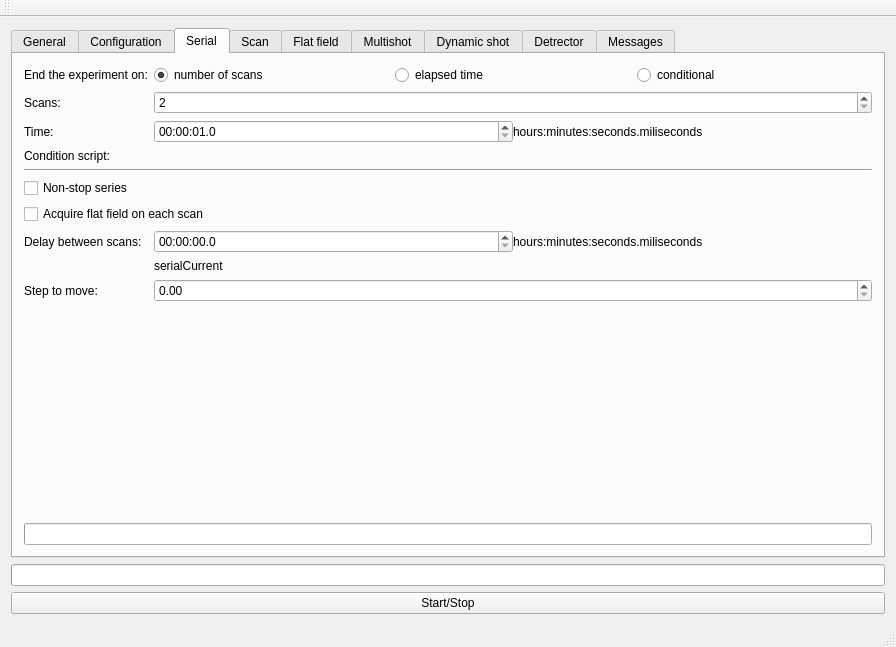
Qt form ctgui_mainwindow.ui (AustralianSynchrotron/ctgui) before a commit.
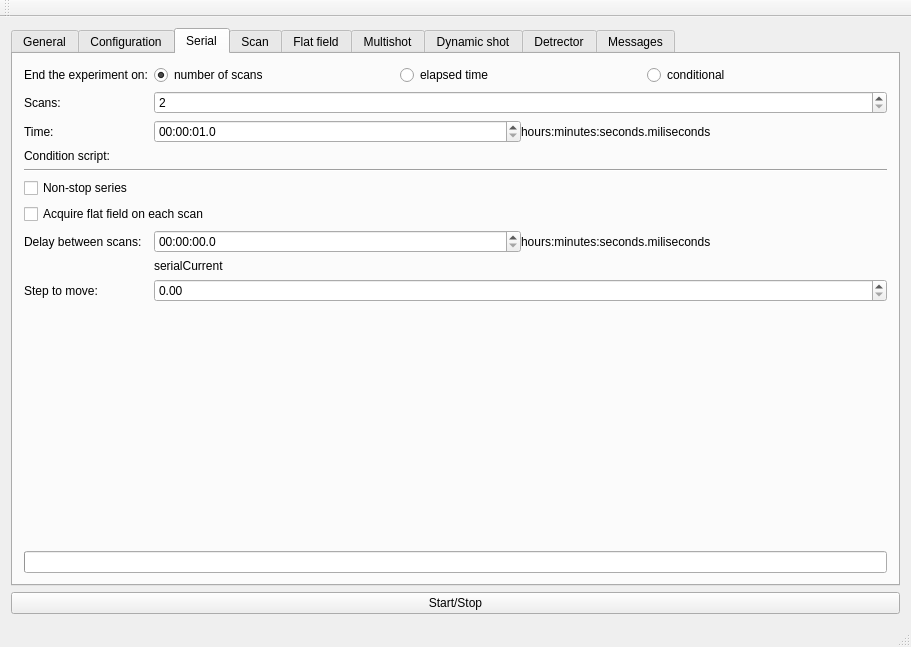
The same form after that commit. The open tabs and pages were chosen to show the change. Icons and pictures are not drawn. Custom widgets are drawn as their Qt base class.

What changed in the file:
```diff
--- a/ctgui_mainwindow.ui
+++ b/ctgui_mainwindow.ui
@@ -6,7 +6,7 @@
    <rect>
     <x>0</x>
     <y>0</y>
-    <width>896</width>
+    <width>911</width>
     <height>647</height>
    </rect>
   </property>
@@ -1782,18 +1782,6 @@
       </widget>
      </widget>
     </item>
-    <item>
-     <widget class="QProgressBar" name="progressBar">
-      <property name="toolTip">
-       <string>Experiment proggress.
-
-Appears only when a scan is running.</string>
-      </property>
-      <property name="format">
-       <string>Overall progress: %p%</string>
-      </property>
-     </widget>
-    </item>
     <item>
      <widget class="QPushButton" name="startStop">
       <property name="toolTip">
```
Left out of the diff: 6 changed lines with no effect on the pictures.
